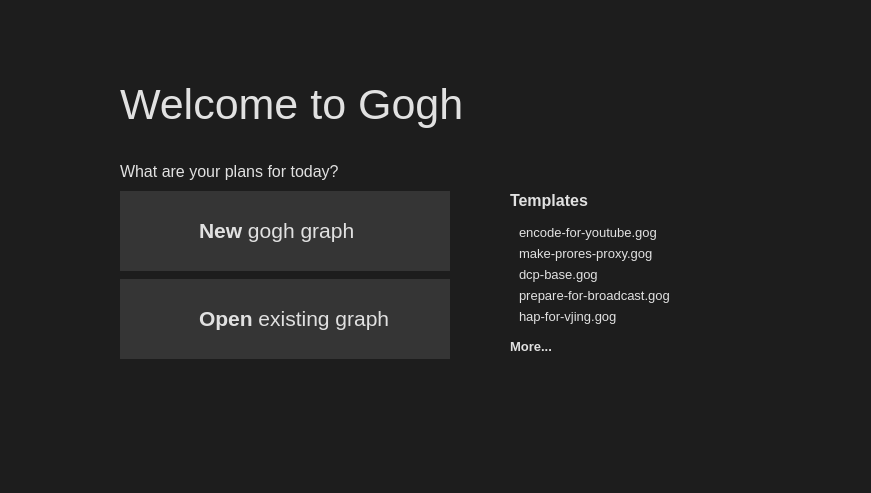
First picture: the form in src/QNodeEditorTest/dialogs/WelcomeDialog.ui, repository eliemichel/CodenameGogh, before the edit.
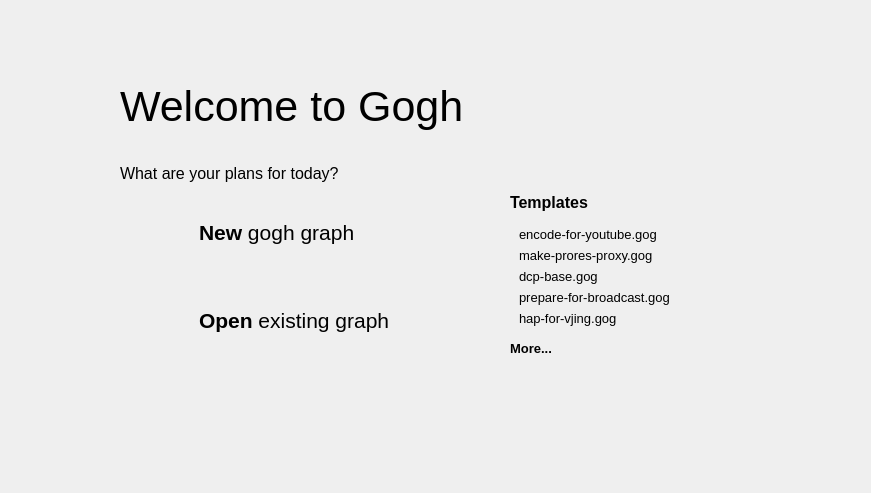
Second picture: the form after the edit. Icons and pictures are not drawn. Custom widgets are drawn as their Qt base class.

Commit message: Integrate welcome dialog

```diff
--- a/src/QNodeEditorTest/dialogs/WelcomeDialog.ui
+++ b/src/QNodeEditorTest/dialogs/WelcomeDialog.ui
@@ -13,15 +13,93 @@
   <property name="windowTitle">
    <string>Welcome to Gogh</string>
   </property>
-  <property name="styleSheet">
-   <string notr="true">background-color: #1d1d1d; color: #e1e1e1</string>
-  </property>
   <layout class="QVBoxLayout" name="verticalLayout_4">
+   <property name="spacing">
+    <number>0</number>
+   </property>
+   <property name="leftMargin">
+    <number>0</number>
+   </property>
+   <property name="topMargin">
+    <number>0</number>
+   </property>
+   <property name="rightMargin">
+    <number>0</number>
+   </property>
+   <property name="bottomMargin">
+    <number>0</number>
+   </property>
+   <item>
+    <widget class="QWidget" name="titleBar" native="true">
+     <layout class="QHBoxLayout" name="horizontalLayout_4">
+      <property name="spacing">
+       <number>0</number>
+      </property>
+      <property name="leftMargin">
+       <number>0</number>
+      </property>
+      <property name="topMargin">
+       <number>0</number>
+      </property>
+      <property name="rightMargin">
+       <number>0</number>
+      </property>
+      <property name="bottomMargin">
+       <number>0</number>
+      </property>
+      <item>
+       <spacer name="horizontalSpacer">
+        <property name="orientation">
+         <enum>Qt::Horizontal</enum>
+        </property>
+        <property name="sizeHint" stdset="0">
+         <size>
+          <width>836</width>
+          <height>20</height>
+         </size>
+        </property>
+       </spacer>
+      </item>
+      <item>
+       <widget class="QPushButton" name="closeButton">
+        <property name="minimumSize">
+         <size>
+          <width>32</width>
+          <height>32</height>
+         </size>
+        </property>
+        <property name="maximumSize">
+         <size>
+          <width>32</width>
+          <height>32</height>
+         </size>
+        </property>
+        <property name="icon">
+         <iconset resource="../resources/resources.qrc">
+          <normaloff>:/images/cross.png</normaloff>:/images/cross.png</iconset>
+        </property>
+        <property name="iconSize">
+         <size>
+          <width>32</width>
+          <height>32</height>
+         </size>
+        </property>
+        <property name="flat">
+         <bool>true</bool>
+        </property>
+       </widget>
+      </item>
+     </layout>
+    </widget>
+   </item>
+   <item>
+    <widget class="QWidget" name="centralWidget" native="true">
+     <layout class="QVBoxLayout" name="verticalLayout_7">
    <property name="leftMargin">
     <number>120</number>
    </property>
    <property name="topMargin">
-    <number>80</number>
+       <number>50</number>
    </property>
    <property name="rightMargin">
     <number>110</number>
@@ -111,10 +189,25 @@
           <number>0</number>
          </property>
          <item>
-          <widget class="QWidget" name="newButton" native="true">
-           <property name="styleSheet">
-            <string notr="true">background-color: #353535</string>
-           </property>
+             <widget class="ClickableWidget" name="newButton" native="true">
+              <layout class="QVBoxLayout" name="verticalLayout_5">
+               <property name="spacing">
+                <number>0</number>
+               </property>
+               <property name="leftMargin">
+                <number>0</number>
+               </property>
+               <property name="topMargin">
+                <number>0</number>
+               </property>
+               <property name="rightMargin">
+                <number>0</number>
+               </property>
+               <property name="bottomMargin">
+                <number>0</number>
+               </property>
+               <item>
+                <widget class="QWidget" name="newButtonContent" native="true">
            <layout class="QHBoxLayout" name="horizontalLayout">
             <property name="topMargin">
              <number>8</number>
@@ -157,11 +250,31 @@
            </layout>
           </widget>
          </item>
+              </layout>
+              <zorder>newIcon</zorder>
+              <zorder>newButtonContent</zorder>
+             </widget>
+            </item>
          <item>
-          <widget class="QWidget" name="openButton" native="true">
-           <property name="styleSheet">
-            <string notr="true">background-color: #353535</string>
-           </property>
+             <widget class="ClickableWidget" name="openButton" native="true">
+              <layout class="QVBoxLayout" name="verticalLayout_6">
+               <property name="spacing">
+                <number>0</number>
+               </property>
+               <property name="leftMargin">
+                <number>0</number>
+               </property>
+               <property name="topMargin">
+                <number>0</number>
+               </property>
+               <property name="rightMargin">
+                <number>0</number>
+               </property>
+               <property name="bottomMargin">
+                <number>0</number>
+               </property>
+               <item>
+                <widget class="QWidget" name="openButtonContent" native="true">
            <layout class="QHBoxLayout" name="horizontalLayout_2">
             <property name="leftMargin">
              <number>9</number>
@@ -207,6 +320,9 @@
            </layout>
           </widget>
          </item>
+              </layout>
+             </widget>
+            </item>
          <item>
           <spacer name="verticalSpacer_4">
            <property name="orientation">
@@ -333,6 +449,17 @@
    </item>
   </layout>
  </widget>
+   </item>
+  </layout>
+ </widget>
+ <customwidgets>
+  <customwidget>
+   <class>ClickableWidget</class>
+   <extends>QWidget</extends>
+   <header>widgets/ClickableWidget.h</header>
+   <container>1</container>
+  </customwidget>
+ </customwidgets>
  <resources>
   <include location="../resources/resources.qrc"/>
  </resources>
```
Lines whose indentation alone changed are shown as unchanged. The commit also changes 16 other files.
